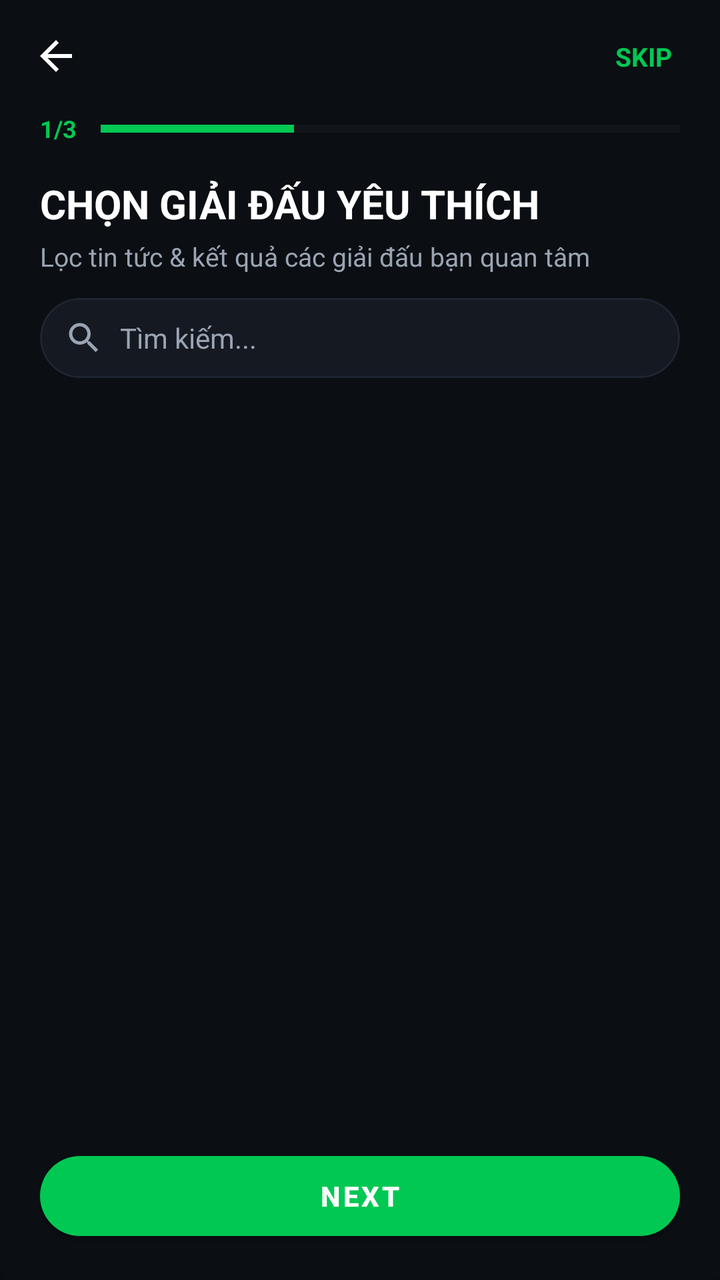
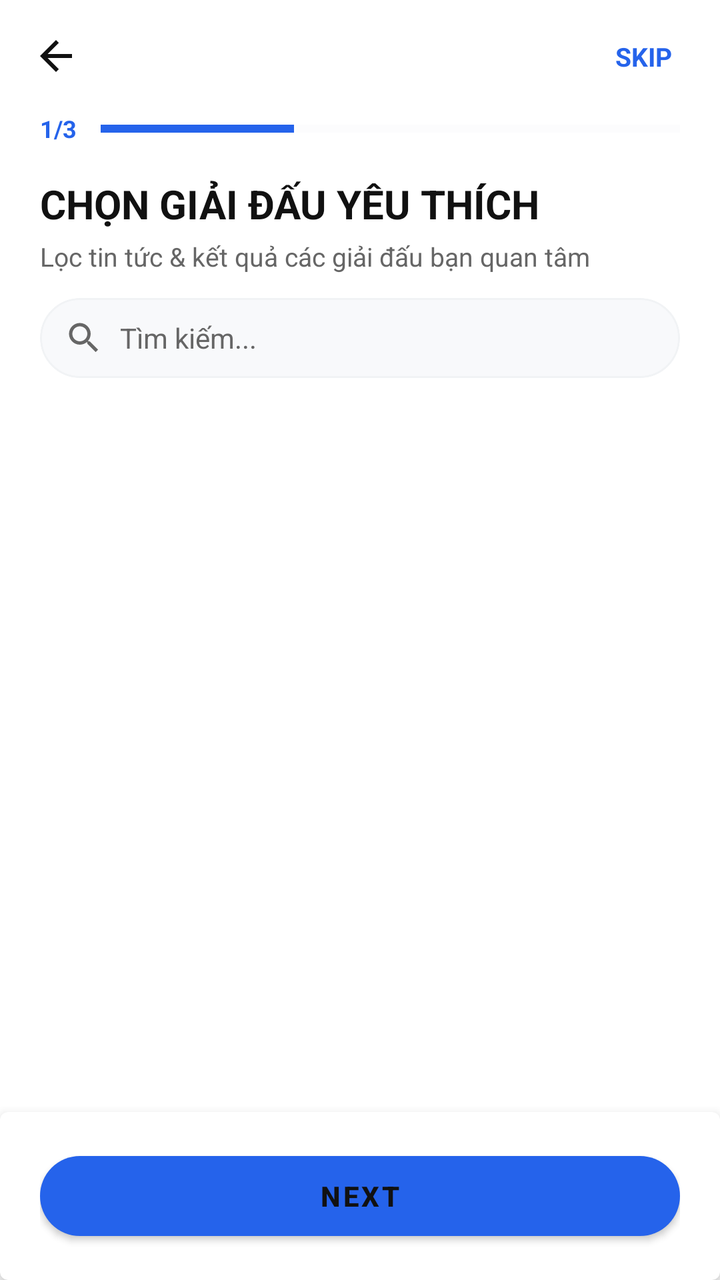

Two renders of the same Android screen: before a commit and after it. Below are the layout's source before the change and the commit's diff.
<!-- AndroidManifest.xml: activity theme Theme.MyApplication -->
<!-- res/layout/activity_intro.xml -->
<?xml version="1.0" encoding="utf-8"?>
<androidx.constraintlayout.widget.ConstraintLayout xmlns:android="http://schemas.android.com/apk/res/android"
    xmlns:app="http://schemas.android.com/apk/res-auto"
    xmlns:tools="http://schemas.android.com/tools"
    android:layout_width="match_parent"
    android:layout_height="match_parent"
    android:background="@color/bg_dark">

    
    <androidx.constraintlayout.widget.ConstraintLayout
        android:id="@+id/clHeader"
        android:layout_width="match_parent"
        android:layout_height="56dp"
        app:layout_constraintTop_toTopOf="parent">

        <ImageView
            android:id="@+id/btnBack"
            android:layout_width="40dp"
            android:layout_height="40dp"
            android:layout_marginStart="8dp"
            android:contentDescription="Quay lại"
            android:padding="8dp"
            android:src="@drawable/ic_back"
            app:layout_constraintBottom_toBottomOf="parent"
            app:layout_constraintStart_toStartOf="parent"
            app:layout_constraintTop_toTopOf="parent"
            app:tint="@color/text_white" />

        <TextView
            android:id="@+id/btnSkip"
            android:layout_width="wrap_content"
            android:layout_height="wrap_content"
            android:layout_marginEnd="16dp"
            android:text="@string/intro_skip"
            android:textColor="@color/accent_green"
            android:textSize="13sp"
            android:textStyle="bold"
            android:padding="8dp"
            android:clickable="true"
            android:focusable="true"
            android:foreground="?attr/selectableItemBackground"
            app:layout_constraintBottom_toBottomOf="parent"
            app:layout_constraintEnd_toEndOf="parent"
            app:layout_constraintTop_toTopOf="parent" />

    </androidx.constraintlayout.widget.ConstraintLayout>

    
    <androidx.constraintlayout.widget.ConstraintLayout
        android:id="@+id/clProgressContainer"
        android:layout_width="match_parent"
        android:layout_height="wrap_content"
        android:layout_marginHorizontal="20dp"
        app:layout_constraintTop_toBottomOf="@id/clHeader">

        <TextView
            android:id="@+id/tvStepProgress"
            android:layout_width="wrap_content"
            android:layout_height="wrap_content"
            android:text="1/3"
            android:textColor="@color/accent_green"
            android:textSize="12sp"
            android:textStyle="bold"
            app:layout_constraintTop_toTopOf="parent"
            app:layout_constraintStart_toStartOf="parent" />

        <ProgressBar
            android:id="@+id/progressBarSteps"
            style="?android:attr/progressBarStyleHorizontal"
            android:layout_width="0dp"
            android:layout_height="4dp"
            android:layout_marginStart="12dp"
            android:max="3"
            android:progress="1"
            android:progressBackgroundTint="@color/divider_dark"
            android:progressTint="@color/accent_green"
            app:layout_constraintBottom_toBottomOf="@id/tvStepProgress"
            app:layout_constraintEnd_toEndOf="parent"
            app:layout_constraintStart_toEndOf="@id/tvStepProgress"
            app:layout_constraintTop_toTopOf="@id/tvStepProgress" />

    </androidx.constraintlayout.widget.ConstraintLayout>

    
    <TextView
        android:id="@+id/tvTitle"
        android:layout_width="match_parent"
        android:layout_height="wrap_content"
        android:layout_marginTop="16dp"
        android:layout_marginHorizontal="20dp"
        android:text="CHỌN GIẢI ĐẤU YÊU THÍCH"
        android:textColor="@color/text_white"
        android:textSize="20sp"
        android:textStyle="bold"
        app:layout_constraintTop_toBottomOf="@id/clProgressContainer" />

    <TextView
        android:id="@+id/tvSubtitle"
        android:layout_width="match_parent"
        android:layout_height="wrap_content"
        android:layout_marginTop="4dp"
        android:layout_marginHorizontal="20dp"
        android:text="Lọc tin tức &amp; kết quả các giải đấu bạn quan tâm"
        android:textColor="@color/text_muted"
        android:textSize="13sp"
        app:layout_constraintTop_toBottomOf="@id/tvTitle" />

    
    <com.google.android.material.card.MaterialCardView
        android:id="@+id/cvSearchInput"
        android:layout_width="match_parent"
        android:layout_height="40dp"
        android:layout_marginTop="12dp"
        android:layout_marginHorizontal="20dp"
        app:cardBackgroundColor="@color/card_dark"
        app:cardCornerRadius="20dp"
        app:cardElevation="0dp"
        app:strokeColor="@color/divider_dark"
        app:strokeWidth="1dp"
        app:layout_constraintTop_toBottomOf="@id/tvSubtitle">

        <androidx.constraintlayout.widget.ConstraintLayout
            android:layout_width="match_parent"
            android:layout_height="match_parent">

            <ImageView
                android:id="@+id/ivSearchIconSmall"
                android:layout_width="20dp"
                android:layout_height="20dp"
                android:layout_marginStart="12dp"
                android:contentDescription="Search Icon"
                android:src="@drawable/ic_search"
                app:layout_constraintBottom_toBottomOf="parent"
                app:layout_constraintStart_toStartOf="parent"
                app:layout_constraintTop_toTopOf="parent"
                app:tint="@color/text_muted" />

            <EditText
                android:id="@+id/etSearch"
                android:layout_width="0dp"
                android:layout_height="match_parent"
                android:layout_marginStart="8dp"
                android:layout_marginEnd="8dp"
                android:background="@android:color/transparent"
                android:hint="Tìm kiếm..."
                android:imeOptions="actionSearch"
                android:inputType="text"
                android:maxLines="1"
                android:textColor="@color/text_white"
                android:textColorHint="@color/text_muted"
                android:textSize="14sp"
                app:layout_constraintBottom_toBottomOf="parent"
                app:layout_constraintEnd_toStartOf="@+id/btnClear"
                app:layout_constraintStart_toEndOf="@id/ivSearchIconSmall"
                app:layout_constraintTop_toTopOf="parent" />

            <ImageView
                android:id="@+id/btnClear"
                android:layout_width="28dp"
                android:layout_height="28dp"
                android:layout_marginEnd="8dp"
                android:contentDescription="Xoá tìm kiếm"
                android:padding="6dp"
                android:src="@android:drawable/ic_menu_close_clear_cancel"
                android:visibility="gone"
                app:layout_constraintBottom_toBottomOf="parent"
                app:layout_constraintEnd_toEndOf="parent"
                app:layout_constraintTop_toTopOf="parent"
                app:tint="@color/text_muted" />

        </androidx.constraintlayout.widget.ConstraintLayout>

    </com.google.android.material.card.MaterialCardView>

    
    <androidx.recyclerview.widget.RecyclerView
        android:id="@+id/rvIntroList"
        android:layout_width="match_parent"
        android:layout_height="0dp"
        android:layout_marginTop="16dp"
        android:clipToPadding="false"
        android:paddingBottom="96dp"
        app:layout_constraintBottom_toBottomOf="parent"
        app:layout_constraintTop_toBottomOf="@id/cvSearchInput" />

    
    <LinearLayout
        android:id="@+id/emptyStateLayout"
        android:layout_width="match_parent"
        android:layout_height="0dp"
        android:gravity="center"
        android:orientation="vertical"
        android:visibility="gone"
        app:layout_constraintBottom_toBottomOf="parent"
        app:layout_constraintTop_toBottomOf="@id/cvSearchInput">

        <ImageView
            android:layout_width="48dp"
            android:layout_height="48dp"
            android:src="@drawable/ic_search"
            app:tint="@color/text_muted" />

        <TextView
            android:layout_width="wrap_content"
            android:layout_height="wrap_content"
            android:layout_marginTop="8dp"
            android:text="@string/intro_no_results"
            android:textColor="@color/text_muted"
            android:textSize="13sp" />
    </LinearLayout>

    
    <com.google.android.material.card.MaterialCardView
        android:id="@+id/cvFooter"
        android:layout_width="match_parent"
        android:layout_height="wrap_content"
        app:cardBackgroundColor="@color/bg_dark"
        app:cardElevation="8dp"
        app:strokeWidth="0dp"
        app:layout_constraintBottom_toBottomOf="parent">

        <LinearLayout
            android:layout_width="match_parent"
            android:layout_height="wrap_content"
            android:orientation="vertical"
            android:paddingHorizontal="20dp"
            android:paddingVertical="16dp">

            <com.google.android.material.button.MaterialButton
                android:id="@+id/btnNext"
                android:layout_width="match_parent"
                android:layout_height="52dp"
                android:text="@string/intro_next"
                android:textColor="@color/text_white"
                android:textSize="14sp"
                android:textStyle="bold"
                app:backgroundTint="@color/accent_green"
                app:cornerRadius="26dp" />

        </LinearLayout>

    </com.google.android.material.card.MaterialCardView>

</androidx.constraintlayout.widget.ConstraintLayout>
<!-- resources referenced by this layout -->
<resources>
  <color name="accent_green">#00C853</color>
  <color name="bg_dark">#0B0E13</color>
  <color name="card_dark">#141922</color>
  <color name="divider_dark">#1E2530</color>
  <color name="text_muted">#9AA4B2</color>
  <color name="text_white">#FFFFFF</color>
  <!-- drawable ic_back (drawable) -->
  <vector xmlns:android="http://schemas.android.com/apk/res/android"
      android:width="24dp"
      android:height="24dp"
      android:viewportWidth="24"
      android:viewportHeight="24">
    <path
        android:fillColor="#FFFFFFFF"
        android:pathData="M20,11H7.83l5.59,-5.59L12,4l-8,8 8,8 1.41,-1.41L7.83,13H20v-2z"/>
  </vector>
  <!-- drawable ic_search (drawable) -->
  <vector xmlns:android="http://schemas.android.com/apk/res/android"
      android:width="24dp"
      android:height="24dp"
      android:viewportWidth="24"
      android:viewportHeight="24">
    <path
        android:fillColor="#FFFFFFFF"
        android:pathData="M15.5,14h-0.79l-0.28,-0.27C15.41,12.59 16,11.11 16,9.5 16,5.91 13.09,3 9.5,3S3,5.91 3,9.5 5.91,16 9.5,16c1.61,0 3.09,-0.59 4.23,-1.57l0.27,0.28v0.79l5,4.99L20.49,19l-4.99,-5zM9.5,14C7.01,14 5,11.99 5,9.5S7.01,5 9.5,5 14,7.01 14,9.5 11.99,14 9.5,14z"/>
  </vector>
  <string name="intro_next">Next</string>
  <string name="intro_no_results">No results found</string>
  <string name="intro_skip">SKIP</string>
  <style name="Theme.MyApplication" parent="Theme.MaterialComponents.NoActionBar">
          
          <item name="colorPrimary">@color/accent_green</item>
          <item name="colorPrimaryVariant">@color/bg_dark</item>
          <item name="colorOnPrimary">@color/white</item>
          
          <item name="colorSecondary">@color/accent_green_secondary</item>
          <item name="colorSecondaryVariant">@color/accent_green</item>
          <item name="colorOnSecondary">@color/black</item>
          
          <item name="android:statusBarColor">@color/bg_dark</item>
          <item name="android:windowBackground">@color/bg_dark</item>
          <item name="android:navigationBarColor">@color/bg_dark</item>
          
          <item name="android:textColor">@color/text_white</item>
          <item name="android:textColorSecondary">@color/text_muted</item>
      </style>
  <color name="white">#FFFFFFFF</color>
  <color name="accent_green_secondary">#00E676</color>
  <color name="black">#FF000000</color>
</resources>

<!-- the commit's change to res/layout/activity_intro.xml (unified diff, before → after) -->
@@ -4,7 +4,7 @@
     xmlns:tools="http://schemas.android.com/tools"
     android:layout_width="match_parent"
     android:layout_height="match_parent"
-    android:background="@color/bg_dark">
+    android:background="@color/bg_light">
 
     
     <androidx.constraintlayout.widget.ConstraintLayout
@@ -214,7 +214,7 @@
         android:id="@+id/cvFooter"
         android:layout_width="match_parent"
         android:layout_height="wrap_content"
-        app:cardBackgroundColor="@color/bg_dark"
+        app:cardBackgroundColor="@color/bg_light"
         app:cardElevation="8dp"
         app:strokeWidth="0dp"
         app:layout_constraintBottom_toBottomOf="parent">
<!-- resource entries referenced after the edit -->
@@ -1,11 +1,11 @@
 <!-- resources referenced by this layout -->
 <resources>
-  <color name="accent_green">#00C853</color>
-  <color name="bg_dark">#0B0E13</color>
-  <color name="card_dark">#141922</color>
-  <color name="divider_dark">#1E2530</color>
-  <color name="text_muted">#9AA4B2</color>
-  <color name="text_white">#FFFFFF</color>
+  <color name="accent_green">@color/primaryBlue</color>
+  <color name="bg_light">@color/background</color>
+  <color name="card_dark">@color/surface</color>
+  <color name="divider_dark">@color/divider</color>
+  <color name="text_muted">@color/textSecondary</color>
+  <color name="text_white">@color/textPrimary</color>
   <!-- drawable ic_back (drawable) -->
   <vector xmlns:android="http://schemas.android.com/apk/res/android"
       android:width="24dp"
@@ -29,25 +29,38 @@
   <string name="intro_next">Next</string>
   <string name="intro_no_results">No results found</string>
   <string name="intro_skip">SKIP</string>
-  <style name="Theme.MyApplication" parent="Theme.MaterialComponents.NoActionBar">
+  <style name="Theme.MyApplication" parent="Theme.MaterialComponents.Light.NoActionBar">
           
           <item name="colorPrimary">@color/accent_green</item>
-          <item name="colorPrimaryVariant">@color/bg_dark</item>
+          <item name="colorPrimaryVariant">@color/white</item>
           <item name="colorOnPrimary">@color/white</item>
+          
           
           <item name="colorSecondary">@color/accent_green_secondary</item>
           <item name="colorSecondaryVariant">@color/accent_green</item>
-          <item name="colorOnSecondary">@color/black</item>
+          <item name="colorOnSecondary">@color/white</item>
           
-          <item name="android:statusBarColor">@color/bg_dark</item>
-          <item name="android:windowBackground">@color/bg_dark</item>
-          <item name="android:navigationBarColor">@color/bg_dark</item>
+          
+          <item name="android:statusBarColor">@color/white</item>
+          <item name="android:windowBackground">@color/white</item>
+          <item name="android:navigationBarColor">@color/white</item>
+          
+          
+          <item name="android:windowLightStatusBar">true</item>
+          <item name="android:windowLightNavigationBar" tools:targetApi="o_mr1">true</item>
+          
           
           <item name="android:textColor">@color/text_white</item>
           <item name="android:textColorSecondary">@color/text_muted</item>
       </style>
+  <color name="primaryBlue">#2563EB</color>
+  <color name="background">#FFFFFF</color>
+  <color name="surface">#F8F9FB</color>
+  <color name="divider">#F1F3F5</color>
+  <color name="textSecondary">#666666</color>
+  <color name="textPrimary">#111111</color>
   <color name="white">#FFFFFFFF</color>
-  <color name="accent_green_secondary">#00E676</color>
-  <color name="black">#FF000000</color>
+  <color name="accent_green_secondary">@color/accentBlue</color>
+  <color name="accentBlue">#3B82F6</color>
 </resources>
 
